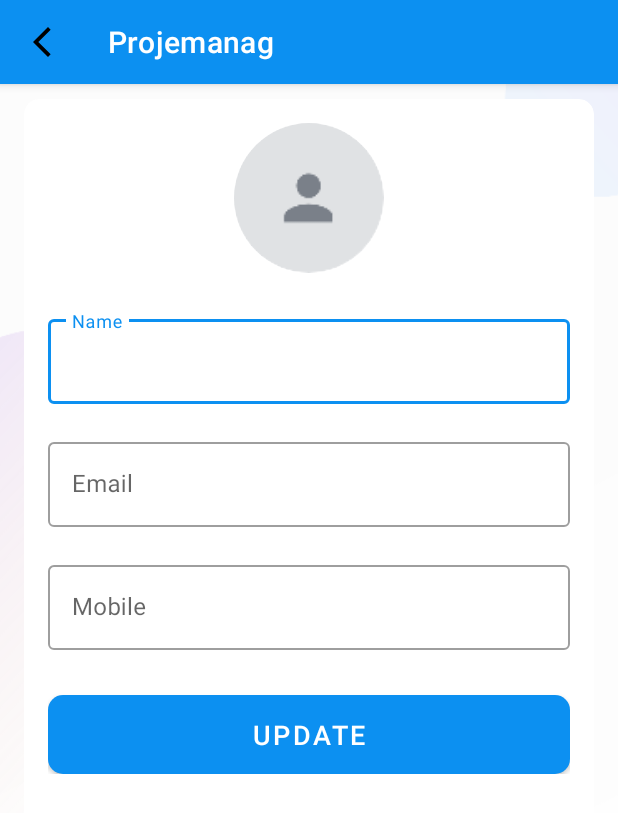
After one commit to vjnh1204/Trello-Clone, an Android app: the UserProfileActivity screen opened directly, with no data from a screen before it, on a phone screen of 412 x 824 dp. The commit adds this screen. Shown: the top 813 px of the screen. Run offline under Robolectric (Android 15) with nearby library versions, the phone set to English and light mode, and no system bars; our stand-ins replace CircleImageView, Firebase (no records; nobody signed in at launch, a user with empty details on screens opened directly); libraries missing offline, so code that uses them is left out: com.karumi.dexter.

Commit message:
thirst commit

```diff
--- a/app/build.gradle
+++ b/app/build.gradle
@@ -43,6 +43,11 @@ dependencies {
     //CircleImageView
     implementation 'de.hdodenhof:circleimageview:3.1.0'
     testImplementation 'junit:junit:4.13'
+    //Glide
+    implementation 'com.github.bumptech.glide:glide:4.14.2'
+    annotationProcessor 'com.github.bumptech.glide:compiler:4.14.2'
+    //Dexter
+    implementation 'com.karumi:dexter:6.2.3'
     androidTestImplementation 'androidx.test.ext:junit:1.1.1'
     androidTestImplementation 'androidx.test.espresso:espresso-core:3.2.0'
 }
--- a/app/src/main/java/com/projemanag/activities/IntroActivity.kt
+++ b/app/src/main/java/com/projemanag/activities/IntroActivity.kt
@@ -25,9 +25,11 @@ class IntroActivity() : BaseActivity() {
     private fun setUpUI(){
         binding?.btnSignUpIntro?.setOnClickListener{
             startActivity(Intent(this@IntroActivity, SignUpActivity::class.java))
+            finish()
         }
         binding?.btnSignInIntro?.setOnClickListener{
             startActivity(Intent(this@IntroActivity, SignInActivity::class.java))
+            finish()
         }
     }
 }
--- /dev/null
+++ b/app/src/main/java/com/projemanag/activities/UserProfileActivity.kt
@@ -0,0 +1,121 @@
+package com.projemanag.activities
+
+import android.Manifest
+import android.app.AlertDialog
+import android.content.ActivityNotFoundException
+import android.content.Intent
+import android.graphics.ImageDecoder
+import android.net.Uri
+import android.provider.MediaStore
+import android.provider.Settings
+import android.widget.Toast
+import androidx.activity.result.contract.ActivityResultContracts
+import androidx.viewbinding.ViewBinding
+import com.bumptech.glide.Glide
+import com.karumi.dexter.Dexter
+import com.karumi.dexter.MultiplePermissionsReport
+import com.karumi.dexter.PermissionToken
+import com.karumi.dexter.listener.PermissionRequest
+import com.karumi.dexter.listener.multi.MultiplePermissionsListener
+import com.projemanag.R
+import com.projemanag.databinding.ActivityUserProfileBinding
+import com.projemanag.firebase.FireStore
+import com.projemanag.models.User
+
+class UserProfileActivity : BaseActivity() {
+    private lateinit var binding: ActivityUserProfileBinding
+    private var openGalleryLauncher = registerForActivityResult(ActivityResultContracts.StartActivityForResult()){
+        result ->
+        if (result.resultCode == RESULT_OK && result.data != null) {
+            Toast.makeText(this,"AAAA",Toast.LENGTH_SHORT).show()
+        }
+    }
+    override fun setLayout(): ViewBinding {
+        return ActivityUserProfileBinding.inflate(layoutInflater)
+    }
+
+    override fun initView(viewBinding: ViewBinding) {
+        binding = viewBinding as ActivityUserProfileBinding
+        setUpActionBar()
+        FireStore().loadUserData(this)
+        binding.ivUserImage.setOnClickListener {
+            pickImageChooser()
+        }
+    }
+    private fun pickImageChooser(){
+        Dexter.withContext(this@UserProfileActivity)
+            .withPermissions(mutableListOf(Manifest.permission.READ_EXTERNAL_STORAGE,Manifest.permission.WRITE_EXTERNAL_STORAGE))
+            .withListener(object : MultiplePermissionsListener {
+                override fun onPermissionsChecked(p0: MultiplePermissionsReport?) {
+                    if(p0!!.areAllPermissionsGranted()){
+                        try {
+                            val intent = Intent(Intent.ACTION_PICK,MediaStore.Images.Media.EXTERNAL_CONTENT_URI)
+                            openGalleryLauncher.launch(intent)
+                        }
+                        catch (e:Exception){
+                            e.printStackTrace()
+                        }
+                    }
+                }
+
+                override fun onPermissionRationaleShouldBeShown(
+                    p0: MutableList<PermissionRequest>?,
+                    p1: PermissionToken?
+                ) {
+                    showRationaleDialogForPermissions()
+                }
+
+
+            }).onSameThread().check()
+    }
+    private fun showRationaleDialogForPermissions() {
+        AlertDialog.Builder(this).setMessage(
+            "" +
+                    "It looks like you have turned off permissions required" +
+                    "for this feature. It can be enable under the" +
+                    "Applications Settings. "
+        )
+            .setPositiveButton("GO TO SETTINGS.") { _, _ ->
+                try {
+                    val intent = Intent(
+                        Settings.ACTION_APPLICATION_DETAILS_SETTINGS,
+                        Uri.parse("package:$packageName")
+                    )
+                    startActivity(intent)
+
+                } catch (e: ActivityNotFoundException) {
+                    e.printStackTrace()
+                }
+
+            }
+            .setNegativeButton("Cancel") { dialog, _ ->
+                dialog.dismiss()
+            }
+            .show()
+    }
+
+    private fun setUpActionBar(){
+        setSupportActionBar(binding.toolbarMyProfileActivity)
+        if (supportActionBar != null){
+            supportActionBar?.setDisplayHomeAsUpEnabled(true)
+            supportActionBar?.setHomeAsUpIndicator(R.drawable.ic_black_color_back_24dp)
+        }
+        binding.toolbarMyProfileActivity.setNavigationOnClickListener {
+            onBackPressed()
+        }
+    }
+    fun setUserDataInUI(user: User){
+        Glide
+            .with(this)
+            .load(user.image)
+            .circleCrop()
+            .placeholder(R.drawable.ic_user_place_holder)
+            .into(binding.ivUserImage)
+        binding.etName.setText(user.name)
+        binding.etEmail.setText(user.email)
+        if (user.mobile != 0L){
+            binding.etMobile.setText(user.mobile.toString())
+        }
+
+    }
+}
--- /dev/null
+++ b/app/src/main/res/layout/activity_user_profile.xml
@@ -0,0 +1,125 @@
+<?xml version="1.0" encoding="utf-8"?>
+<!--TODO (Step 3: Design the My Profile Screen view.)-->
+<!--START-->
+<!--All the constant values are added in their folders and files :
+       1. Drawable values are added in the drawable folders.
+       2. String values in the strings.xml file.
+       3. Dimen values in the dimens.xml file.
+-->
+<LinearLayout xmlns:android="http://schemas.android.com/apk/res/android"
+    xmlns:app="http://schemas.android.com/apk/res-auto"
+    xmlns:tools="http://schemas.android.com/tools"
+    android:layout_width="match_parent"
+    android:layout_height="match_parent"
+    android:orientation="vertical"
+    >
+
+    <com.google.android.material.appbar.AppBarLayout
+        android:layout_width="match_parent"
+        android:layout_height="wrap_content"
+        android:theme="@style/AppTheme.AppBarOverlay">
+
+        <androidx.appcompat.widget.Toolbar
+            android:id="@+id/toolbar_my_profile_activity"
+            android:layout_width="match_parent"
+            android:layout_height="?attr/actionBarSize"
+            android:background="?attr/colorPrimary"
+            app:popupTheme="@style/AppTheme.PopupOverlay" />
+    </com.google.android.material.appbar.AppBarLayout>
+
+    <LinearLayout
+        android:layout_width="match_parent"
+        android:layout_height="match_parent"
+        android:background="@drawable/ic_background">
+
+        <androidx.cardview.widget.CardView
+            android:layout_width="match_parent"
+            android:layout_height="match_parent"
+            android:layout_marginStart="@dimen/my_profile_screen_content_marginStartEnd"
+            android:layout_marginTop="@dimen/my_profile_screen_content_marginTopBottom"
+            android:layout_marginEnd="@dimen/my_profile_screen_content_marginStartEnd"
+            android:layout_marginBottom="@dimen/my_profile_screen_content_marginTopBottom"
+            android:elevation="@dimen/card_view_elevation"
+            app:cardCornerRadius="@dimen/card_view_corner_radius">
+
+            <LinearLayout
+                android:layout_width="match_parent"
+                android:layout_height="wrap_content"
+                android:gravity="center_horizontal"
+                android:orientation="vertical"
+                android:padding="@dimen/my_profile_screen_content_padding">
+
+                <de.hdodenhof.circleimageview.CircleImageView
+                    android:id="@+id/iv_user_image"
+                    android:layout_width="@dimen/my_profile_user_image_size"
+                    android:layout_height="@dimen/my_profile_user_image_size"
+                    android:contentDescription="@string/image_contentDescription"
+                    android:src="@drawable/ic_user_place_holder" />
+
+                <com.google.android.material.textfield.TextInputLayout
+                    android:layout_width="match_parent"
+                    android:layout_height="wrap_content"
+                    android:layout_marginTop="@dimen/my_profile_name_til_marginTop"
+                    style="@style/Widget.MaterialComponents.TextInputLayout.OutlinedBox">
+
+                    <androidx.appcompat.widget.AppCompatEditText
+                        android:id="@+id/et_name"
+                        android:layout_width="match_parent"
+                        android:layout_height="wrap_content"
+                        android:hint="@string/name"
+                        android:textSize="@dimen/et_text_size" />
+
+                </com.google.android.material.textfield.TextInputLayout>
+
+                <com.google.android.material.textfield.TextInputLayout
+                    android:layout_width="match_parent"
+                    android:layout_height="wrap_content"
+                    android:layout_marginTop="@dimen/my_profile_et_email_marginTop"
+                    style="@style/Widget.MaterialComponents.TextInputLayout.OutlinedBox">
+
+                    <androidx.appcompat.widget.AppCompatEditText
+                        android:id="@+id/et_email"
+                        android:layout_width="match_parent"
+                        android:layout_height="wrap_content"
+                        android:focusable="false"
+                        android:focusableInTouchMode="false"
+                        android:hint="@string/email"
+                        android:inputType="textEmailAddress"
+                        android:textSize="@dimen/et_text_size" />
+
+                </com.google.android.material.textfield.TextInputLayout>
+
+                <com.google.android.material.textfield.TextInputLayout
+                    android:layout_width="match_parent"
+                    android:layout_height="wrap_content"
+                    android:layout_marginTop="@dimen/my_profile_et_mobile_marginTop"
+                    style="@style/Widget.MaterialComponents.TextInputLayout.OutlinedBox">
+
+                    <androidx.appcompat.widget.AppCompatEditText
+                        android:id="@+id/et_mobile"
+                        android:layout_width="match_parent"
+                        android:layout_height="wrap_content"
+                        android:hint="@string/mobile"
+                        android:inputType="phone"
+                        android:textSize="@dimen/et_text_size" />
+
+                </com.google.android.material.textfield.TextInputLayout>
+
+                <Button
+                    android:id="@+id/btn_update"
+                    android:layout_width="match_parent"
+                    android:layout_height="wrap_content"
+                    android:layout_gravity="center"
+                    android:layout_marginTop="@dimen/my_profile_btn_update_marginTop"
+                    android:background="@drawable/shape_button_rounded"
+                    android:foreground="?attr/selectableItemBackground"
+                    android:gravity="center"
+                    android:paddingTop="@dimen/btn_paddingTopBottom"
+                    android:paddingBottom="@dimen/btn_paddingTopBottom"
+                    android:text="@string/update"
+                    android:textColor="@android:color/white"
+                    android:textSize="@dimen/btn_text_size" />
+            </LinearLayout>
+        </androidx.cardview.widget.CardView>
+    </LinearLayout>
+</LinearLayout><!--END-->
--- a/app/src/main/res/menu/activity_main_drawer.xml
+++ b/app/src/main/res/menu/activity_main_drawer.xml
@@ -12,4 +12,3 @@
             android:title="@string/nav_sign_out" />
     </group>
 </menu>
-    <!--END-->
--- a/app/src/main/res/values/dimens.xml
+++ b/app/src/main/res/values/dimens.xml
@@ -43,4 +43,14 @@
     <dimen name="nav_user_name_text_size">18sp</dimen>
     <dimen name="nav_image_circular_border_width">1dp</dimen>
     <dimen name="nav_divider_height">0.5dp</dimen>
+
+    <dimen name="my_profile_screen_content_marginStartEnd">16dp</dimen>
+    <dimen name="my_profile_screen_content_marginTopBottom">10dp</dimen>
+    <dimen name="my_profile_screen_content_padding">16dp</dimen>
+    <dimen name="my_profile_user_image_size">100dp</dimen>
+    <dimen name="my_profile_name_til_marginTop">25dp</dimen>
+    <dimen name="my_profile_et_email_marginTop">20dp</dimen>
+    <dimen name="my_profile_et_mobile_marginTop">20dp</dimen>
+    <dimen name="my_profile_btn_update_marginTop">30dp</dimen>
+
 </resources>
--- a/app/src/main/res/values/strings.xml
+++ b/app/src/main/res/values/strings.xml
@@ -17,4 +17,8 @@
 
     <string name="nav_my_profile">My Profile</string>
     <string name="nav_sign_out">Sign Out</string>
+
+    <string name="mobile">Mobile</string>
+    <string name="update">UPDATE</string>
+    <string name="my_profile">My Profile</string>
 </resources>
```
Also changed, not shown: app/src/main/AndroidManifest.xml (+17 -2 lines), app/src/main/java/com/projemanag/activities/MainActivity.kt (+54 -1 lines), app/src/main/java/com/projemanag/activities/SignInActivity.kt (+9 -2 lines), app/src/main/java/com/projemanag/activities/SignUpActivity.kt (+9 -1 lines), app/src/main/java/com/projemanag/firebase/FireStore.kt (+23 -2 lines).
